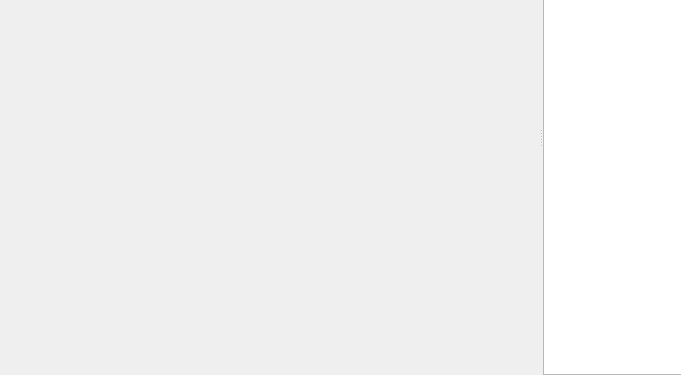
Qt form Editor/src/Widget/Auxiliary/AuxTileSet.ui (GameOverture/HarmonyEngine) before a commit; both pictures show x 0 to 681 and y 102 to 477 of the 858 by 477 pixel window.
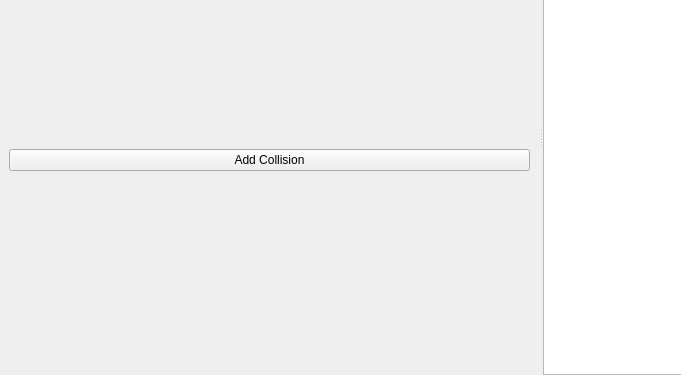
The same form after that commit. The open tabs and pages were chosen to show the change. Icons and pictures are not drawn. Custom widgets are drawn as their Qt base class.

Commit message: Project now serializes 'Physics.meta'; AtlasTileSet's CollisionLayer implemented; Added dialogs for Collsion Filter and Surface Material; Start of Polygon Tool Model/View; WgtTileSetCollision mostly implemented; PropertiesTreeModel no longer requires a ProjectItem, and checks pointer instead

```diff
--- a/Editor/src/Widget/Auxiliary/AuxTileSet.ui
+++ b/Editor/src/Widget/Auxiliary/AuxTileSet.ui
@@ -677,7 +677,50 @@
            </item>
           </layout>
          </widget>
-         <widget class="QWidget" name="setupStackedWidgetPage5"/>
+         <widget class="QWidget" name="setupStackedWidgetPage5">
+          <layout class="QVBoxLayout" name="verticalLayout_12">
+           <item>
+            <spacer name="verticalSpacer_6">
+             <property name="orientation">
+              <enum>Qt::Orientation::Vertical</enum>
+             </property>
+             <property name="sizeHint" stdset="0">
+              <size>
+               <width>20</width>
+               <height>176</height>
+              </size>
+             </property>
+            </spacer>
+           </item>
+           <item>
+            <layout class="QVBoxLayout" name="lytCollisions"/>
+           </item>
+           <item>
+            <widget class="QPushButton" name="btnAddCollision">
+             <property name="text">
+              <string>Add Collision</string>
+             </property>
+             <property name="icon">
+              <iconset resource="../../../data/HyEditor.qrc">
+               <normaloff>:/icons16x16/generic-add.png</normaloff>:/icons16x16/generic-add.png</iconset>
+             </property>
+            </widget>
+           </item>
+           <item>
+            <spacer name="verticalSpacer_7">
+             <property name="orientation">
+              <enum>Qt::Orientation::Vertical</enum>
+             </property>
+             <property name="sizeHint" stdset="0">
+              <size>
+               <width>20</width>
+               <height>176</height>
+              </size>
+             </property>
+            </spacer>
+           </item>
+          </layout>
+         </widget>
          <widget class="QWidget" name="setupStackedWidgetPage6"/>
         </widget>
        </item>
```
Left out of the diff: 2 changed lines with no effect on the pictures. The commit also changes 45 other files.
